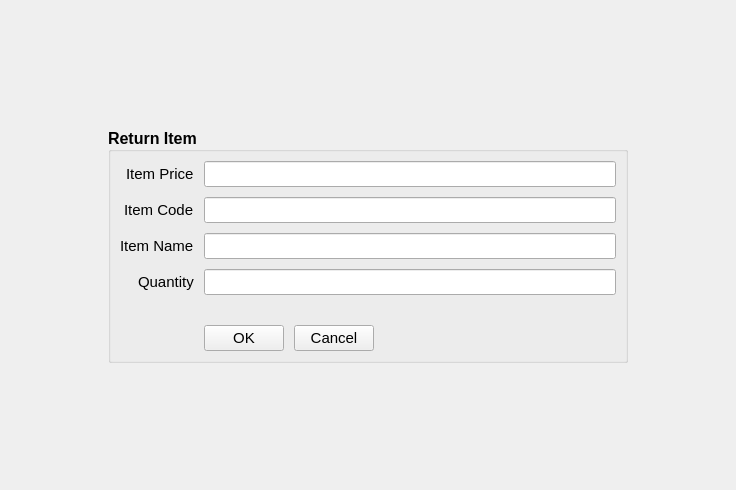
Before: the Qt Designer form estorecpp/returnitems.ui in Watti/estorecpp, drawn with Qt 5.
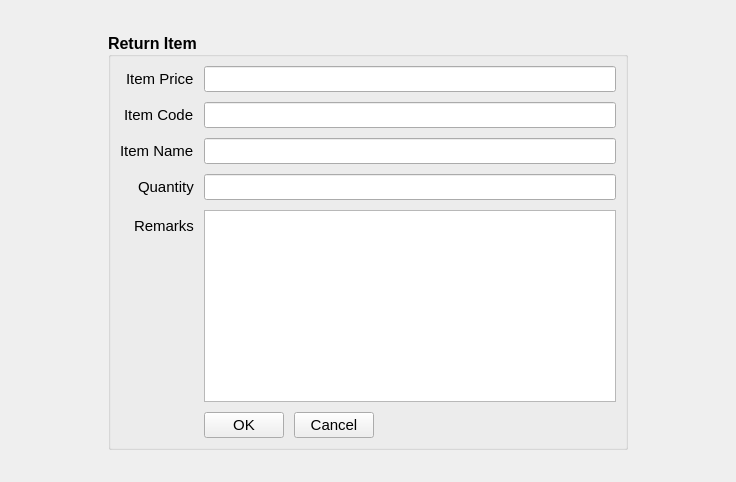
After: the same form once the commit is applied.

Commit message: remarks added to return table

The edit to the form file:
```diff
--- a/estorecpp/returnitems.ui
+++ b/estorecpp/returnitems.ui
@@ -7,7 +7,7 @@
     <x>0</x>
     <y>0</y>
     <width>736</width>
-    <height>490</height>
+    <height>482</height>
    </rect>
   </property>
   <property name="windowTitle">
@@ -160,6 +160,37 @@
         </property>
        </widget>
       </item>
+      <item row="4" column="0">
+       <widget class="QLabel" name="label">
+        <property name="font">
+         <font>
+          <pointsize>11</pointsize>
+          <weight>50</weight>
+          <bold>false</bold>
+         </font>
+        </property>
+        <property name="text">
+         <string>Remarks</string>
+        </property>
+       </widget>
+      </item>
+      <item row="4" column="1">
+       <widget class="QTextEdit" name="remarks">
+        <property name="sizePolicy">
+         <sizepolicy hsizetype="Expanding" vsizetype="Minimum">
+          <horstretch>0</horstretch>
+          <verstretch>0</verstretch>
+         </sizepolicy>
+        </property>
+        <property name="font">
+         <font>
+          <pointsize>11</pointsize>
+          <weight>50</weight>
+          <bold>false</bold>
+         </font>
+        </property>
+       </widget>
+      </item>
       <item row="5" column="0">
        <spacer name="horizontalSpacer">
         <property name="orientation">
@@ -218,19 +249,6 @@
         </item>
        </layout>
       </item>
-      <item row="4" column="1">
-       <spacer name="verticalSpacer">
-        <property name="orientation">
-         <enum>Qt::Vertical</enum>
-        </property>
-        <property name="sizeHint" stdset="0">
-         <size>
-          <width>20</width>
-          <height>10</height>
-         </size>
-        </property>
-       </spacer>
-      </item>
      </layout>
     </widget>
    </item>
```
The commit also changes 4 other files.
